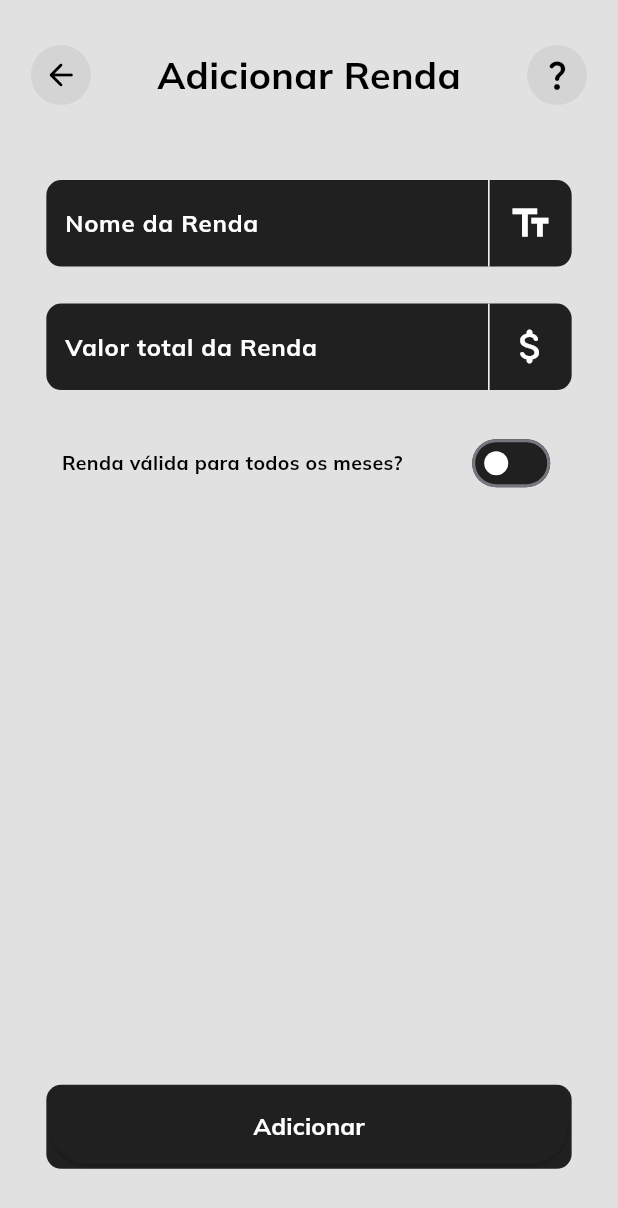
After one commit to ojef1/Fluxx, a Flutter app: the AddRevenuePage screen opened by its route, on a phone screen of 412 x 824 dp. The commit adds this screen. Shown: the top 1208 px of the screen. Run offline on Flutter 3.47's test engine with Material 3 defaults, Android fonts, the phone set to English and light mode, and no system bars; our stand-ins replace anim_search_bar, another_flushbar, dropdown_button2, equatable, flutter_bloc, get_it and 4 more; missing offline and left inert: carousel_slider_plus; accounts and stored records are empty; network calls fail.

Commit message:
criada telas de adicionar categoria e renda

```diff
--- a/lib/main.dart
+++ b/lib/main.dart
@@ -1,4 +1,6 @@
 import 'package:Fluxx/pages/add_bill_page.dart';
+import 'package:Fluxx/pages/add_category_page.dart';
+import 'package:Fluxx/pages/add_revenue_page.dart';
 import 'package:Fluxx/pages/bill_list_page.dart';
 import 'package:Fluxx/pages/choose_category_page.dart';
 import 'package:Fluxx/pages/choose_payment_page.dart';
@@ -48,6 +50,8 @@ class _MyAppState extends State<MyApp> {
         AppRoutes.detailPage: (ctx) => const BillListPage(),
         AppRoutes.statsPage: (ctx) => const StatsPage(),
         AppRoutes.addBillPage: (ctx) => const AddBillPage(),
+        AppRoutes.addCategoryPage: (ctx) => const AddCategoryPage(),
+        AppRoutes.addRevenuePage: (ctx) => const AddRevenuePage(),
         AppRoutes.chooseCategoryPage: (ctx) => const ChooseCategoryPage(),
         AppRoutes.choosePaymentPage: (ctx) => const ChoosePaymentPage(),
         AppRoutes.editBillPage: (ctx) => const EditBillPage(),
--- /dev/null
+++ b/lib/pages/add_revenue_page.dart
@@ -0,0 +1,239 @@
+import 'package:Fluxx/blocs/bill_bloc/bill_cubit.dart';
+import 'package:Fluxx/components/custom_text_field.dart';
+import 'package:Fluxx/themes/app_theme.dart';
+import 'package:Fluxx/utils/constants.dart';
+import 'package:flutter/material.dart';
+import 'package:flutter/services.dart';
+import 'package:get_it/get_it.dart';
+
+class AddRevenuePage extends StatefulWidget {
+  const AddRevenuePage({
+    super.key,
+  });
+
+  @override
+  State<AddRevenuePage> createState() => _AddRevenuePageState();
+}
+
+class _AddRevenuePageState extends State<AddRevenuePage> {
+  late TextEditingController nameController;
+  late TextEditingController priceController;
+  bool boolean = false;
+
+  @override
+  void initState() {
+    nameController = TextEditingController();
+    priceController = TextEditingController();
+    super.initState();
+  }
+
+  @override
+  void dispose() {
+    nameController.dispose();
+    priceController.dispose();
+    GetIt.I<BillCubit>().resetState();
+    super.dispose();
+  }
+
+  @override
+  Widget build(BuildContext context) {
+    var mediaQuery = MediaQuery.of(context).size;
+
+    return AnnotatedRegion(
+      value: SystemUiOverlayStyle.dark,
+      child: Scaffold(
+        backgroundColor: AppTheme.colors.appBackgroundColor,
+        resizeToAvoidBottomInset: true,
+        body: SafeArea(
+          child: Column(
+            children: [
+              //AppBar
+              Container(
+                margin: const EdgeInsets.only(top: Constants.topMargin),
+                padding: EdgeInsets.symmetric(
+                  horizontal: mediaQuery.width * .05,
+                ),
+                child: Row(
+                  mainAxisAlignment: MainAxisAlignment.spaceBetween,
+                  children: [
+                    CircleAvatar(
+                      backgroundColor: AppTheme.colors.grayD4,
+                      child: IconButton(
+                          color: Colors.black,
+                          onPressed: () => Navigator.pop(context),
+                          icon: const Icon(Icons.arrow_back_rounded)),
+                    ),
+                    // SizedBox(width: mediaQuery.width * .1),
+                    Text(
+                      'Adicionar Renda',
+                      style: AppTheme.textStyles.titleTextStyle,
+                    ),
+                     CircleAvatar(
+                      backgroundColor: AppTheme.colors.grayD4,
+                      child: IconButton(
+                          color: Colors.black,
+                          onPressed: () => _showInfoDialog(context),
+                          icon: const Icon(Icons.question_mark_rounded)),
+                    ),
+                  ],
+                ),
+              ),
+              const SizedBox(height: 50),
+
+              Padding(
+                padding:
+                    EdgeInsets.only(top: MediaQuery.of(context).viewInsets.top),
+                child: Container(
+                  width: mediaQuery.width,
+                  height: mediaQuery.height * .8,
+                  color: Colors.transparent,
+                  child: Column(
+                    mainAxisAlignment: MainAxisAlignment.spaceBetween,
+                    children: [
+                      Column(
+                        children: [
+                          CustomTextField(
+                            hint: 'Nome da Renda',
+                            controller: nameController,
+                            icon: Icons.text_fields_sharp,
+                          ),
+                          SizedBox(height: mediaQuery.height * .03),
+                          CustomTextField(
+                            hint: 'Valor total da Renda',
+                            controller: priceController,
+                            icon: Icons.attach_money_rounded,
+                            keyboardType: TextInputType.number,
+                          ),
+                          SizedBox(height: mediaQuery.height * .03),
+                          Padding(
+                            padding: EdgeInsets.symmetric(
+                                horizontal: mediaQuery.height * .05),
+                            child: Row(
+                              mainAxisAlignment: MainAxisAlignment.spaceBetween,
+                              children: [
+                                Text(
+                                  'Renda válida para todos os meses?',
+                                  style: AppTheme.textStyles.accentTextStyle,
+                                ),
+                                Switch(
+                                  value: boolean,
+                                  activeColor: AppTheme.colors.accentColor,
+                                  activeTrackColor: Colors.white,
+                                  inactiveThumbColor: Colors.white,
+                                  inactiveTrackColor:
+                                      AppTheme.colors.accentColor,
+                                  onChanged: (value) {
+                                    setState(() {
+                                      boolean = value;
+                                    });
+                                  },
+                                )
+                              ],
+                            ),
+                          ),
+                        ],
+                      ),
+                      Container(
+                        decoration: BoxDecoration(
+                            color: AppTheme.colors.accentColor,
+                            borderRadius: BorderRadius.circular(10)),
+                        padding: const EdgeInsets.all(3),
+                        width: mediaQuery.width * .85,
+                        child: ElevatedButton(
+                          onPressed: () {},
+                          style: ElevatedButton.styleFrom(
+                            backgroundColor: AppTheme.colors.accentColor,
+                            minimumSize: const Size(50, 50),
+                          ),
+                          child: Text('Adicionar',
+                              style: AppTheme.textStyles.bodyTextStyle),
+                        ),
+                      ),
+                    ],
+                  ),
+                ),
+              ),
+            ],
+          ),
+        ),
+      ),
+    );
+  }
+
+ void _showInfoDialog(BuildContext context) {
+  showDialog(
+    context: context,
+    builder: (context) => Padding(
+      padding: const EdgeInsets.symmetric(vertical: 16),
+      child: Stack(
+        children: [
+          Positioned(
+            top: MediaQuery.of(context).padding.top + kToolbarHeight,
+            left: 20,
+            right: 50,
+            child: Material(
+              borderRadius: BorderRadius.circular(20),
+              elevation: 8,
+              child: Container(
+                padding: const EdgeInsets.all(16),
+                decoration: const BoxDecoration(
+                  color: Colors.white,
+                  borderRadius: BorderRadius.only(
+                    topLeft: Radius.circular(20),
+                    bottomLeft: Radius.circular(20),
+                    bottomRight: Radius.circular(20),
+                  ),
+                ),
+                child: Column(
+                  crossAxisAlignment: CrossAxisAlignment.center,
+                  children: [
+                    Text('Tipo de renda que está sendo criada:',style: AppTheme.textStyles.subTileTextStyle,textAlign: TextAlign.center,),
+                    SizedBox(height: MediaQuery.of(context).size.height * .02),
+                    Text('O toggle permite definir o tipo de renda que está sendo criada.',style: AppTheme.textStyles.accentTextStyle, maxLines: 4,textAlign: TextAlign.center,),
+                    SizedBox(height: MediaQuery.of(context).size.height * .02),
+                    Text('Se ativado, ela será global e se aplicará automaticamente a todos os meses, ideal para rendas fixas como salário. ',style: AppTheme.textStyles.accentTextStyle, maxLines: 4,textAlign: TextAlign.center,),
+                    SizedBox(height: MediaQuery.of(context).size.height * .02),
+                    Text('Se desativado, a renda será específica do mês atual, útil para ganhos pontuais como freelances.',style: AppTheme.textStyles.accentTextStyle, maxLines: 4,textAlign: TextAlign.center,),
+                    SizedBox(height: MediaQuery.of(context).size.height * .02),
+                  ],
+                ),
+              ),
+            ),
+          ),
+        ],
+      ),
+    ),
+  );
+}
+
+  // Future<void> _addNewBill(
+  //   int monthId,
+  //   int categoryId,
+  //   int initialCategoryId,
+  // ) async {
+  //   if (nameController.text.isEmpty) {}
+  //   if (priceController.text.isEmpty) {}
+  //   if (nameController.text.isNotEmpty && priceController.text.isNotEmpty) {
+  //     final String price = priceController.text.replaceAll(',', '.');
+
+  //     var newBill = BillModel(
+  //       id: GetIt.I<BillCubit>().codeVoucherGenerate(),
+  //       name: nameController.text,
+  //       monthId: monthId,
+  //       categoryId: categoryId,
+  //       price: double.parse(price),
+  //       isPayed: 0,
+  //     );
+  //     var result = await GetIt.I<BillCubit>().addNewBill(newBill);
+  //     var state = GetIt.I<BillCubit>().state;
+  //     if (result != -1) {
+  //       Navigator.pop(context);
+  //       GetIt.I<MonthsDetailCubit>()
+  //           .getBillsByCategory(monthId, initialCategoryId);
+  //       showFlushbar(context, state.successMessage, false);
+  //     } else {
+  //       showFlushbar(context, state.errorMessage, true);
+  //     }
+  //   }
+  // }
+}
--- a/lib/utils/app_routes.dart
+++ b/lib/utils/app_routes.dart
@@ -4,6 +4,8 @@ class AppRoutes {
   static const String detailPage = '/detail-page';
   static const String statsPage = '/stats-page';
   static const String addBillPage = '/add-bill-page';
+  static const String addCategoryPage = '/add-category-page';
+  static const String addRevenuePage = '/add-revenue-page';
   static const String chooseCategoryPage = '/choose-category-page';
   static const String choosePaymentPage = '/choose-payment-page';
   static const String editBillPage = '/edit-bill-page';
```
Also changed, not shown: lib/components/shortcut_add_bottomsheet.dart (+2 -7 lines), lib/pages/add_category_page.dart (added, +145 -0 lines).
